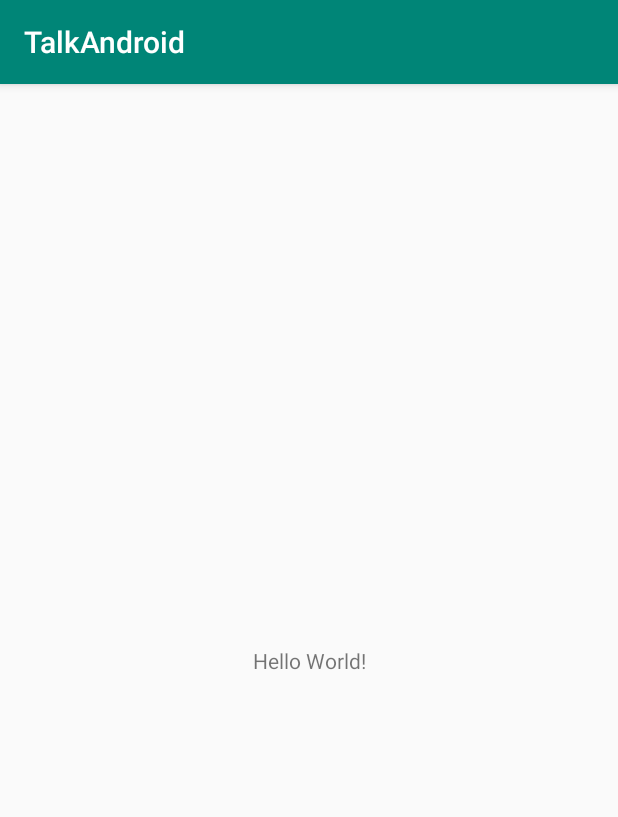
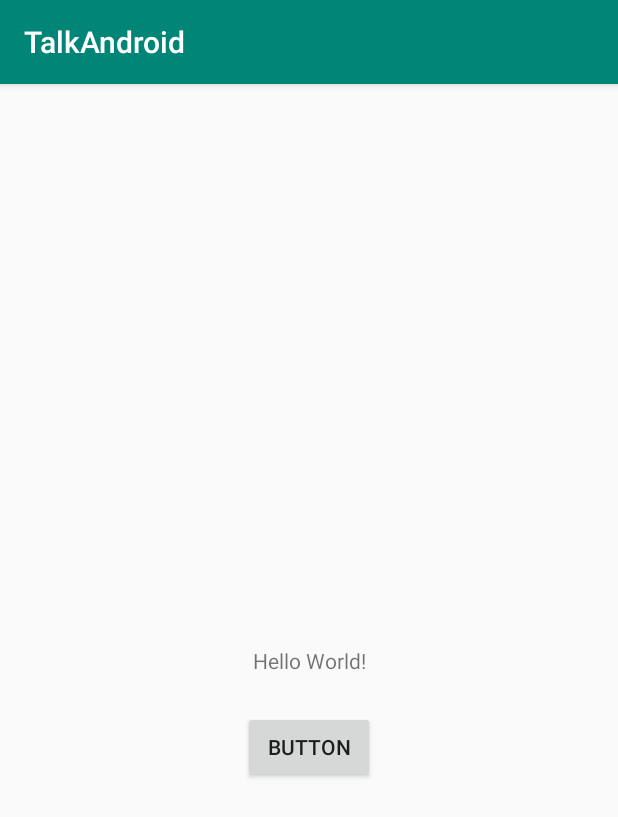
Before and after one commit to gnaze/TalkAndroid, an Android app: the screen it shows after launch (MainActivity), on a phone screen of 412 x 824 dp. Shown: the top 817 px of the screen. Run offline under Robolectric (Android 15) with nearby library versions, the phone set to English and light mode, and no system bars.

Commit message:
A new Button added

```diff
--- a/app/src/main/res/layout/activity_main.xml
+++ b/app/src/main/res/layout/activity_main.xml
@@ -7,6 +7,7 @@
     tools:context=".MainActivity">
 
     <TextView
+        android:id="@+id/textView"
         android:layout_width="wrap_content"
         android:layout_height="wrap_content"
         android:text="Hello World!"
@@ -15,4 +16,15 @@
         app:layout_constraintRight_toRightOf="parent"
         app:layout_constraintTop_toTopOf="parent" />
 
+    <Button
+        android:id="@+id/button"
+        android:layout_width="wrap_content"
+        android:layout_height="wrap_content"
+        android:layout_marginTop="24dp"
+        android:text="Button"
+        app:layout_constraintEnd_toEndOf="parent"
+        app:layout_constraintHorizontal_bias="0.5"
+        app:layout_constraintStart_toStartOf="parent"
+        app:layout_constraintTop_toBottomOf="@+id/textView" />
+
 </androidx.constraintlayout.widget.ConstraintLayout>
```
